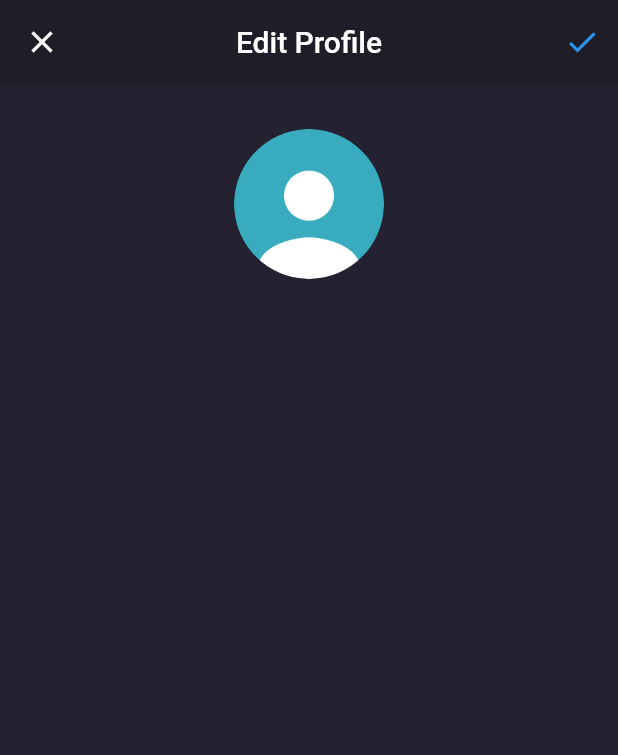
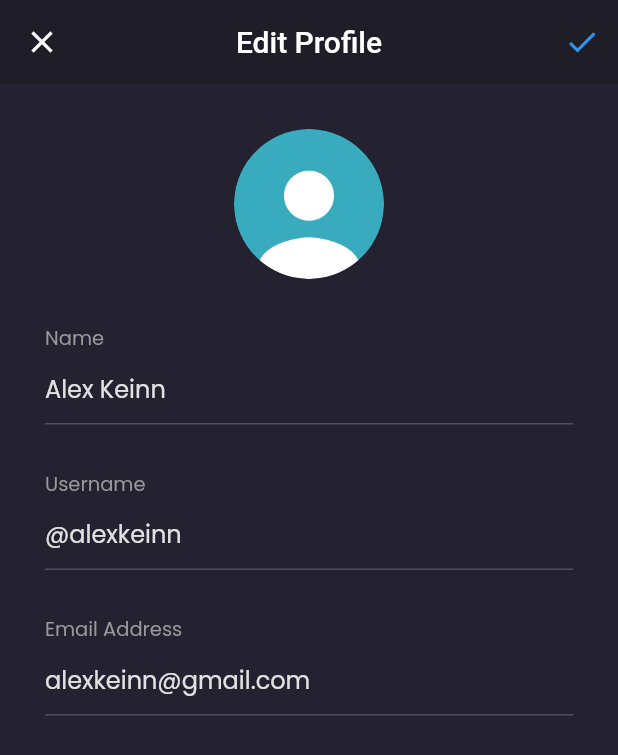
Before and after one commit to sabilimaulana/shamo-flutter, a Flutter app: the EditProfilePage screen opened by its route, on a phone screen of 412 x 824 dp. Shown: the top 755 px of the screen. Run offline on Flutter 3.47's test engine with Material 2 defaults, Android fonts, the phone set to English and light mode, and no system bars; our stand-ins replace google_fonts.

Commit message:
Slicing : Edit Profile Page Bagian Input

```diff
--- a/lib/pages/edit_profile_page.dart
+++ b/lib/pages/edit_profile_page.dart
@@ -28,6 +28,99 @@ class EditProfilePage extends StatelessWidget {
       );
     }
 
+    Widget nameInput() {
+      return Container(
+        margin: const EdgeInsets.only(
+          top: 30,
+        ),
+        child: Column(
+          crossAxisAlignment: CrossAxisAlignment.start,
+          children: [
+            Text(
+              'Name',
+              style: secondaryTextStyle.copyWith(
+                fontSize: 13,
+              ),
+            ),
+            TextFormField(
+              style: primaryTextStyle,
+              decoration: InputDecoration(
+                hintText: 'Alex Keinn',
+                hintStyle: primaryTextStyle,
+                enabledBorder: UnderlineInputBorder(
+                  borderSide: BorderSide(
+                    color: subtitleColor,
+                  ),
+                ),
+              ),
+            )
+          ],
+        ),
+      );
+    }
+
+    Widget usernameInput() {
+      return Container(
+        margin: const EdgeInsets.only(
+          top: 30,
+        ),
+        child: Column(
+          crossAxisAlignment: CrossAxisAlignment.start,
+          children: [
+            Text(
+              'Username',
+              style: secondaryTextStyle.copyWith(
+                fontSize: 13,
+              ),
+            ),
+            TextFormField(
+              style: primaryTextStyle,
+              decoration: InputDecoration(
+                hintText: '@alexkeinn',
+                hintStyle: primaryTextStyle,
+                enabledBorder: UnderlineInputBorder(
+                  borderSide: BorderSide(
+                    color: subtitleColor,
+                  ),
+                ),
+              ),
+            )
+          ],
+        ),
+      );
+    }
+
+    Widget emailInput() {
+      return Container(
+        margin: const EdgeInsets.only(
+          top: 30,
+        ),
+        child: Column(
+          crossAxisAlignment: CrossAxisAlignment.start,
+          children: [
+            Text(
+              'Email Address',
+              style: secondaryTextStyle.copyWith(
+                fontSize: 13,
+              ),
+            ),
+            TextFormField(
+              style: primaryTextStyle,
+              decoration: InputDecoration(
+                hintText: 'alexkeinn@gmail.com',
+                hintStyle: primaryTextStyle,
+                enabledBorder: UnderlineInputBorder(
+                  borderSide: BorderSide(
+                    color: subtitleColor,
+                  ),
+                ),
+              ),
+            )
+          ],
+        ),
+      );
+    }
+
     Widget content() {
       return Container(
         width: double.infinity,
@@ -47,7 +140,10 @@ class EditProfilePage extends StatelessWidget {
                   image: AssetImage('assets/image_profile.png'),
                 ),
               ),
-            )
+            ),
+            nameInput(),
+            usernameInput(),
+            emailInput(),
           ],
         ),
       );
@@ -57,6 +153,7 @@ class EditProfilePage extends StatelessWidget {
       backgroundColor: backgroundColor3,
       appBar: header(),
       body: content(),
+      resizeToAvoidBottomInset: false,
     );
   }
 }
```
